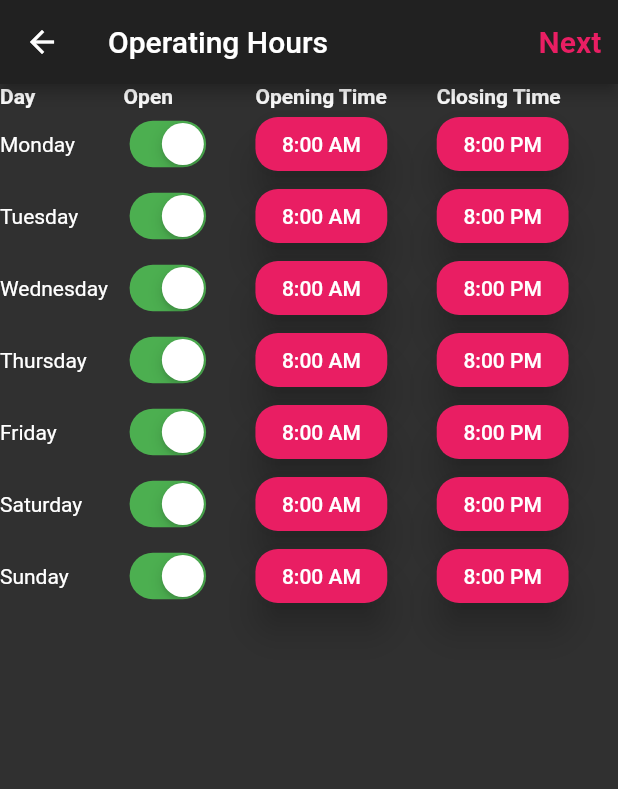
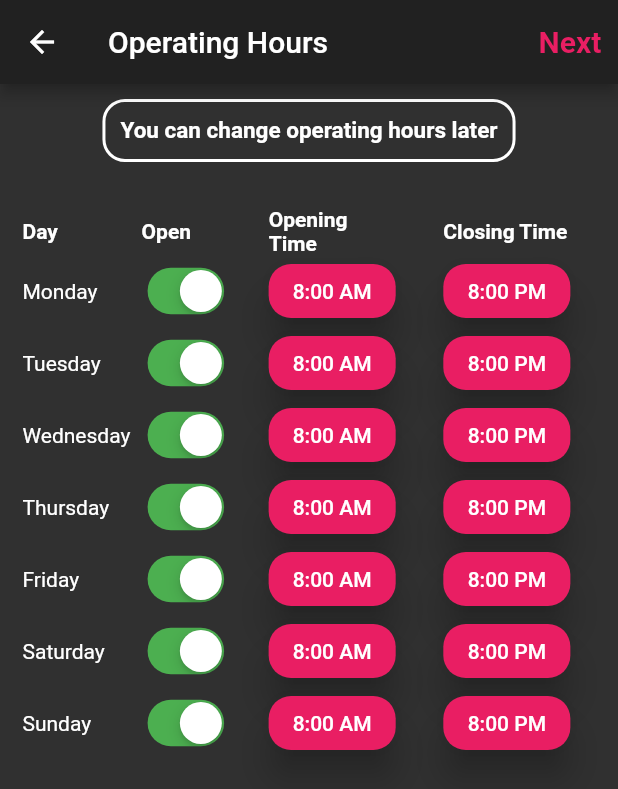
Before and after one commit to Hezeh/beammart_merchants, a Flutter app: the OperatingHoursScreen screen opened directly, on a phone screen of 412 x 824 dp. Shown: the top 789 px of the screen. Run offline on Flutter 3.47's test engine with Material 2 defaults, Android fonts, the phone set to English and light mode, and no system bars; our stand-ins replace cached_network_image, camera, cloud_firestore, firebase_analytics, firebase_auth, firebase_core and 15 more; missing offline and left inert: flutter_login_facebook; accounts and stored records are empty; Roboto replaces fonts that are missing (Gelasio).

Commit message:
Operating hours ui change

```diff
--- a/lib/screens/add_business_photo.dart
+++ b/lib/screens/add_business_photo.dart
@@ -86,9 +86,10 @@ class _AddBusinessProfilePhotoState extends State<AddBusinessProfilePhoto> {
                           // Navigate to Add Location Page
                           Navigator.of(context).push(
                             MaterialPageRoute(
-                                builder: (_) => OperatingHoursScreen(),
-                                settings: RouteSettings(
-                                    name: 'OperatingHoursScreen')),
+                              builder: (_) => OperatingHoursScreen(),
+                              settings:
+                                  RouteSettings(name: 'OperatingHoursScreen'),
+                            ),
                           );
                         },
                         child: Text(
@@ -108,9 +109,10 @@ class _AddBusinessProfilePhotoState extends State<AddBusinessProfilePhoto> {
                           // Navigate to Add Location Page
                           Navigator.of(context).push(
                             MaterialPageRoute(
-                                builder: (_) => OperatingHoursScreen(),
-                                settings: RouteSettings(
-                                    name: 'OperatingHoursScreen')),
+                              builder: (_) => OperatingHoursScreen(),
+                              settings:
+                                  RouteSettings(name: 'OperatingHoursScreen'),
+                            ),
                           );
                         },
                         child: Text(
@@ -150,7 +152,7 @@ class _AddBusinessProfilePhotoState extends State<AddBusinessProfilePhoto> {
                     ),
                   ),
                 )
-              : OutlinedButton.icon(
+              : ElevatedButton.icon(
                   onPressed: () => getImage(context),
                   icon: Icon(Icons.add_a_photo_outlined),
                   label: Text("Select a profile photo"),
--- a/lib/screens/login.dart
+++ b/lib/screens/login.dart
@@ -43,9 +43,9 @@ class _LoginState extends State<Login> {
             decoration: BoxDecoration(
                 border: Border.all(
                   width: 2.5,
-                  color: Colors.yellow,
+                  color: Colors.white,
                 ),
-                borderRadius: BorderRadius.circular(10),),
+                borderRadius: BorderRadius.circular(15),),
             margin: EdgeInsets.only(
               top: 60,
               bottom: 30,
--- a/lib/screens/operating_hours_screen.dart
+++ b/lib/screens/operating_hours_screen.dart
@@ -428,7 +428,32 @@ class _OperatingHoursScreenState extends State<OperatingHoursScreen> {
               ],
               title: Text('Edit Operating Hours'),
             ),
-      body: Table(
+      body: Column(
+        children: [
+          Container(
+            padding: EdgeInsets.all(10),
+            decoration: BoxDecoration(
+              border: Border.all(
+                width: 2,
+                color: Colors.white,
+              ),
+              borderRadius: BorderRadius.circular(15),
+            ),
+            margin: EdgeInsets.all(10),
+            child: Text(
+              "You can change operating hours later",
+              style: GoogleFonts.gelasio(
+                fontSize: 15,
+                fontWeight: FontWeight.bold,
+              ),
+            ),
+          ),
+          Container(
+            margin: EdgeInsets.only(
+              top: 20,
+              left: 15,
+            ),
+            child: Table(
               defaultVerticalAlignment: TableCellVerticalAlignment.middle,
               columnWidths: {
                 0: FractionColumnWidth(.2),
@@ -958,6 +983,9 @@ class _OperatingHoursScreenState extends State<OperatingHoursScreen> {
                 ),
               ],
             ),
+          ),
+        ],
+      ),
     );
   }
 }
```
Lines whose indentation alone changed are shown as unchanged.
